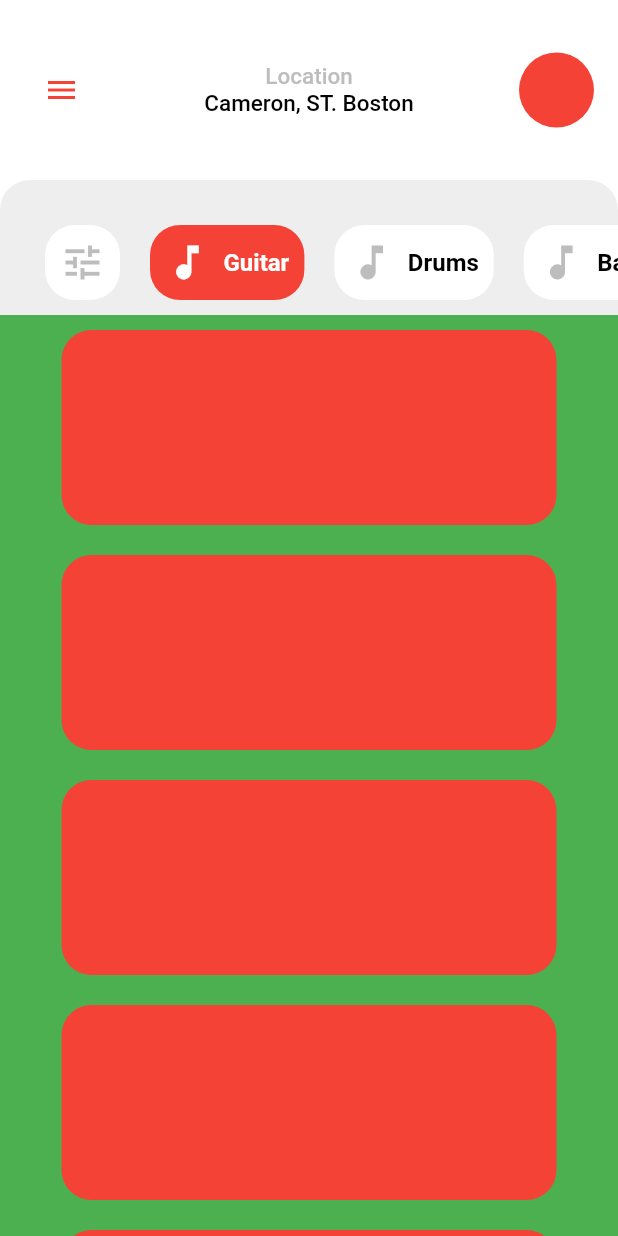
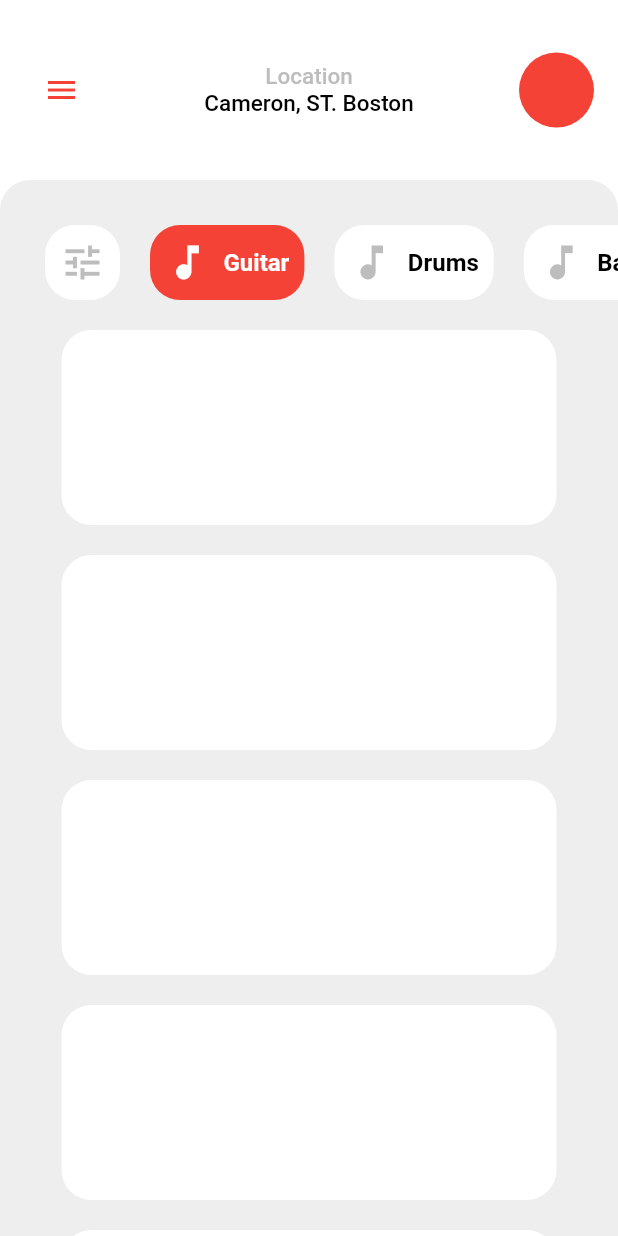
Before and after one commit to dudadiass/challenge_02, a Flutter app: the screen it shows after launch, on a phone screen of 412 x 824 dp. Run offline on Flutter 3.47's test engine with Material 2 defaults, Android fonts, the phone set to English and light mode, and no system bars.

Commit message:
guitar image assets

```diff
--- a/lib/app/pages/home_page.dart
+++ b/lib/app/pages/home_page.dart
@@ -29,7 +29,7 @@ class _HomePageState extends State<HomePage> {
               (_, index) {
                 final instrumentModel = instrumentList[index];
                 return Container(
-                  color: Colors.green,
+                  color: Colors.grey.shade200,
                   child: Column(
                     children: [
                       CardInstrumentWidget(
--- a/lib/app/widgets/card_instrument_widget.dart
+++ b/lib/app/widgets/card_instrument_widget.dart
@@ -12,7 +12,7 @@ class CardInstrumentWidget extends StatelessWidget {
       width: 330,
       height: 130,
       decoration: BoxDecoration(
-        color: Colors.red,
+        color: Colors.white,
         borderRadius: BorderRadius.circular(20),
       ),
     );
--- a/pubspec.yaml
+++ b/pubspec.yaml
@@ -44,9 +44,8 @@ flutter:
 
   # To add Flutter specific assets to your application, add an assets section,
   # like this:
-  # assets:
-  #   - images/a_dot_burr.jpeg
-  #   - images/a_dot_ham.jpeg
+    assets:
+      - images/guitar_images
 
   # An image asset can refer to one or more resolution-specific "variants", see
   # https://flutter.dev/assets-and-images/#resolution-aware
```
Also changed, not shown: lib/app/assets/images/guitar_images/less_paul_home.png (added).
